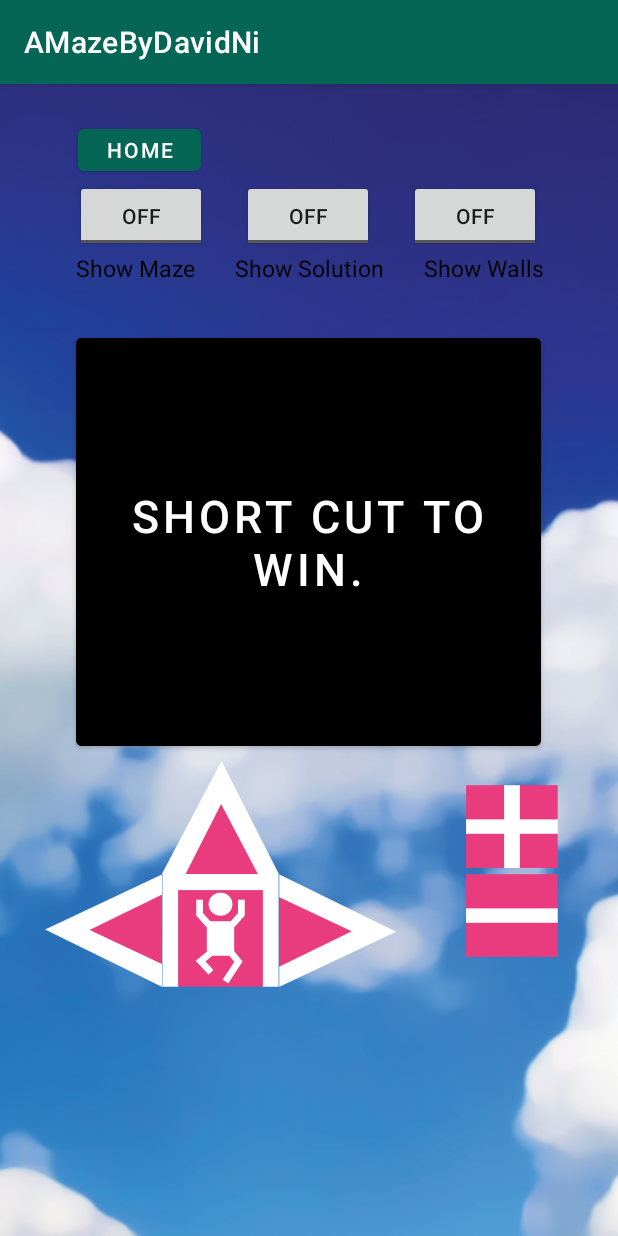
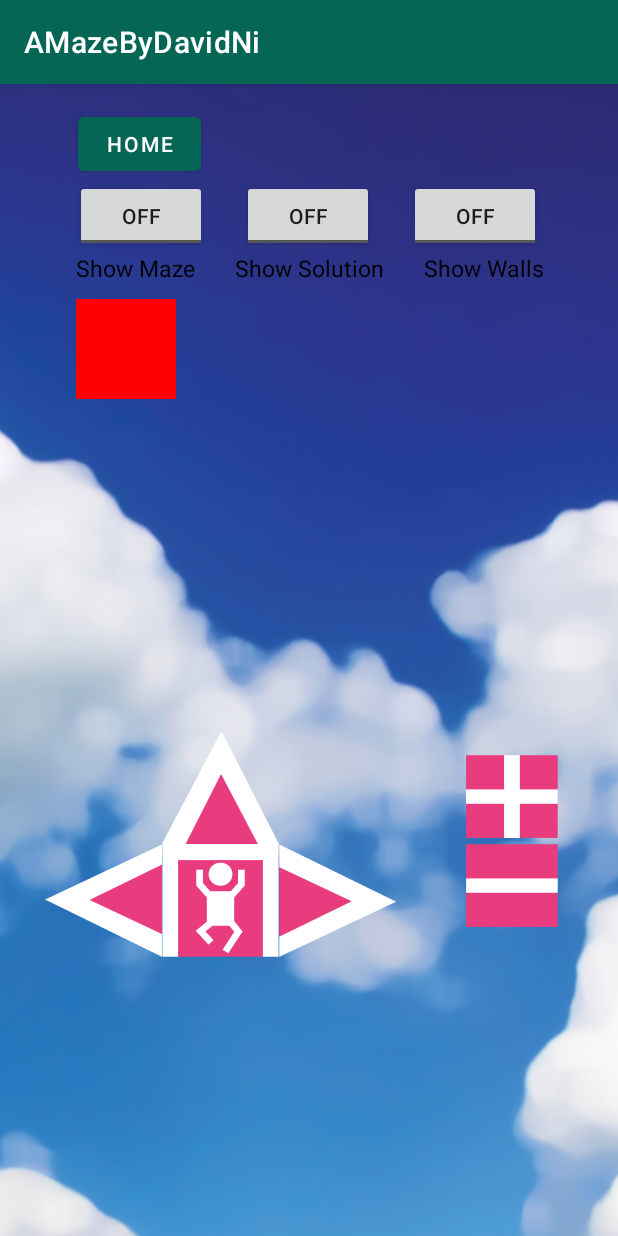
Before and after one commit to Davidn1111/Mobile-Maze-Game, an Android app: the PlayManuallyActivity screen opened directly, with no data from a screen before it, on a phone screen of 412 x 824 dp. Run offline under Robolectric (Android 15) with nearby library versions, the phone set to English and light mode, and no system bars.

Commit message:
Added a custom view MazePanel, and replaced "shortcut" button in PlayManuallyActivity with a MazePanel

```diff
--- /dev/null
+++ b/app/src/main/java/edu/wm/cs/cs301/DavidNi/gui/MazePanel.java
@@ -0,0 +1,54 @@
+package edu.wm.cs.cs301.DavidNi.gui;
+
+import android.content.Context;
+import android.graphics.Bitmap;
+import android.graphics.Canvas;
+import android.graphics.Color;
+import android.graphics.Paint;
+import android.graphics.Rect;
+import android.util.AttributeSet;
+import android.view.View;
+
+public class MazePanel extends View {
+
+    // Current Color used by View
+    private int color;
+    // The Bitmap of the MazePanel
+    private Bitmap mpBitmap;
+    // Internal Canvas for MazePanel
+    private Canvas mpCanvas;
+    // Internal Paint for MazePanel
+    private Paint mpPaint;
+
+    /**
+     * XML Constructor for MazePanel.
+     * Initializes internal paint, color, bitmap, and canvas of MazePanel.
+     * MazePanel is a custom view intended to display the maze game.
+     * @param context Current Context
+     * @param attributeSet Attributes of MazePanel specified by XML layout
+     */
+    public MazePanel (Context context, AttributeSet attributeSet){
+        super(context,attributeSet);
+        // Create a new paint with default color red
+        this.mpPaint = new Paint();
+        this.color = Color.RED;
+        mpPaint.setColor(color);
+        // Initialize bitmap
+        mpBitmap = Bitmap.createBitmap(310,284,Bitmap.Config.ARGB_8888);
+        // Initialize canvas
+        mpCanvas = new Canvas(mpBitmap);
+    }
+
+    /**
+     * Method that renders the view contents (specified by this particular MazeView) onto a given canvas.
+     * @param canvas Canvas object custom view uses to draw itself
+     */
+    @Override
+    protected void onDraw(Canvas canvas) {
+        super.onDraw(canvas);
+        // Draw Red Rectangle for testing
+        Rect test = new Rect(0,0, 100, 100);
+        canvas.drawRect(test,mpPaint);
+        canvas.drawBitmap(mpBitmap,0,0,mpPaint);
+    }
+}
--- a/app/src/main/java/edu/wm/cs/cs301/DavidNi/gui/PlayManuallyActivity.java
+++ b/app/src/main/java/edu/wm/cs/cs301/DavidNi/gui/PlayManuallyActivity.java
@@ -264,19 +264,22 @@ public class PlayManuallyActivity extends AppCompatActivity {
 
         // ImageButton (ShortCut) for going to the win activity. Placeholder for maze game.
         // For P6 Only
-        Button goToWin = findViewById(R.id.ShortCut);
+        //Button goToWin = findViewById(R.id.ShortCut);
         // Listener for goToWin button
-        goToWin.setOnClickListener(new View.OnClickListener() {
-            /**
-             * Method listens if the "ShortCut" button (placeholder for the maze game) is pressed.
-             * Communicates journey information to WinningActivity before starting it.
-             * Hardcoded shortest path length of 100 used.
+        //goToWin.setOnClickListener(new View.OnClickListener() {
+            /*
+              Method listens if the "ShortCut" button (placeholder for the maze game) is pressed.
+              Communicates journey information to WinningActivity before starting it.
+              Hardcoded shortest path length of 100 used.
              */
+            /*
             @Override
             public void onClick(View view) {
                 goToWinning(100);
             }
         });
+        TODO uncomment
+             */
     }
 
     /**
--- a/app/src/main/res/layout/activity_generating.xml
+++ b/app/src/main/res/layout/activity_generating.xml
@@ -122,7 +122,7 @@
     <Button
         android:id="@+id/backButton"
         android:layout_width="82dp"
-        android:layout_height="40dp"
+        android:layout_height="48dp"
         android:layout_marginStart="20dp"
         android:layout_marginTop="16dp"
         android:text="Home"
--- a/app/src/main/res/layout/activity_play_animation.xml
+++ b/app/src/main/res/layout/activity_play_animation.xml
@@ -213,7 +213,7 @@
     <Button
         android:id="@+id/backButton"
         android:layout_width="82dp"
-        android:layout_height="40dp"
+        android:layout_height="48dp"
         android:layout_marginStart="20dp"
         android:layout_marginTop="16dp"
         android:text="Home"
--- a/app/src/main/res/layout/activity_play_manually.xml
+++ b/app/src/main/res/layout/activity_play_manually.xml
@@ -10,7 +10,7 @@
     <Button
         android:id="@+id/backButton"
         android:layout_width="82dp"
-        android:layout_height="40dp"
+        android:layout_height="48dp"
         android:layout_marginStart="52dp"
         android:layout_marginTop="4dp"
         android:text="Home"
@@ -58,15 +58,12 @@
         app:layout_constraintTop_toTopOf="parent"
         app:layout_constraintVertical_bias="0.089" />
 
-    <Button
-        android:id="@+id/ShortCut"
+
+    <edu.wm.cs.cs301.DavidNi.gui.MazePanel
+        android:id="@+id/Maze"
         android:layout_width="310dp"
         android:layout_height="284dp"
-        android:layout_marginTop="30dp"
-        android:backgroundTint="@color/black"
-        android:text="Short cut to win."
-        android:textColor="@color/white"
-        android:textSize="30sp"
+        android:layout_marginTop="10dp"
         app:layout_constraintEnd_toEndOf="parent"
         app:layout_constraintHorizontal_bias="0.495"
         app:layout_constraintStart_toStartOf="parent"
@@ -79,7 +76,7 @@
         android:text="Show Maze"
         android:textColor="@color/black"
         android:textSize="15sp"
-        app:layout_constraintBottom_toTopOf="@+id/ShortCut"
+        app:layout_constraintBottom_toTopOf="@+id/Maze"
         app:layout_constraintEnd_toStartOf="@+id/solutionText"
         app:layout_constraintHorizontal_bias="0.651"
         app:layout_constraintStart_toStartOf="parent"
@@ -104,7 +101,7 @@
         android:text="Show Walls"
         android:textSize="15sp"
         android:textColor="@color/black"
-        app:layout_constraintBottom_toTopOf="@+id/ShortCut"
+        app:layout_constraintBottom_toTopOf="@+id/Maze"
         app:layout_constraintEnd_toEndOf="parent"
         app:layout_constraintHorizontal_bias="0.348"
         app:layout_constraintStart_toEndOf="@+id/solutionText"
@@ -122,7 +119,7 @@
         app:layout_constraintEnd_toEndOf="parent"
         app:layout_constraintHorizontal_bias="0.324"
         app:layout_constraintStart_toStartOf="parent"
-        app:layout_constraintTop_toBottomOf="@+id/ShortCut" />
+        app:layout_constraintTop_toBottomOf="@+id/Maze" />
 
     <ImageButton
         android:id="@+id/leftButton"
@@ -180,7 +177,7 @@
         android:scaleType="fitCenter"
         app:layout_constraintEnd_toEndOf="parent"
         android:background ="@drawable/plus"
-        app:layout_constraintTop_toBottomOf="@+id/ShortCut"
+        app:layout_constraintTop_toBottomOf="@+id/Maze"
         />
 
 
```
